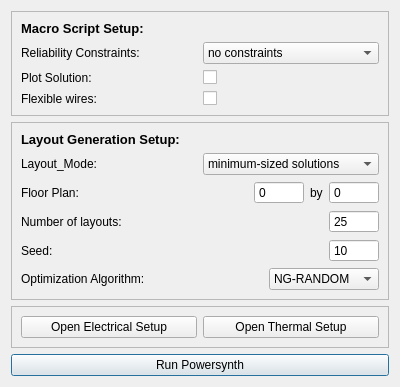
e3da/PowerSynth2-core, file NEW_UI/ui/optimizationSetup.ui: the form before one commit.
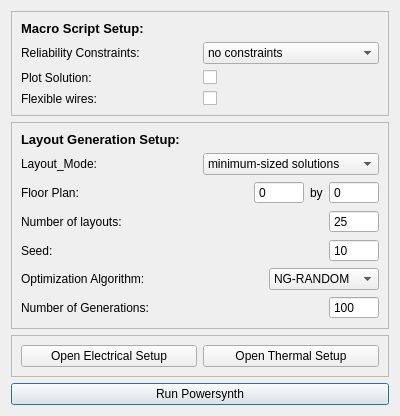
The form after the commit.

```diff
--- a/NEW_UI/ui/optimizationSetup.ui
+++ b/NEW_UI/ui/optimizationSetup.ui
@@ -7,7 +7,7 @@
     <x>0</x>
     <y>0</y>
     <width>400</width>
-    <height>380</height>
+    <height>410</height>
    </rect>
   </property>
   <property name="sizePolicy">
@@ -341,6 +341,54 @@
         </item>
        </layout>
       </item>
+      <item>
+       <layout class="QHBoxLayout" name="horizontalLayout_13">
+        <item>
+         <widget class="QLabel" name="label_19">
+          <property name="text">
+           <string>Number of Generations:</string>
+          </property>
+         </widget>
+        </item>
+        <item>
+         <widget class="QSpinBox" name="num_generations">
+          <property name="sizePolicy">
+           <sizepolicy hsizetype="Maximum" vsizetype="Fixed">
+            <horstretch>0</horstretch>
+            <verstretch>0</verstretch>
+           </sizepolicy>
+          </property>
+          <property name="minimumSize">
+           <size>
+            <width>15</width>
+            <height>0</height>
+           </size>
+          </property>
+          <property name="maximumSize">
+           <size>
+            <width>50</width>
+            <height>16777215</height>
+           </size>
+          </property>
+          <property name="buttonSymbols">
+           <enum>QAbstractSpinBox::NoButtons</enum>
+          </property>
+          <property name="specialValueText">
+           <string>10</string>
+          </property>
+          <property name="maximum">
+           <number>999</number>
+          </property>
+          <property name="value">
+           <number>100</number>
+          </property>
+          <property name="displayIntegerBase">
+           <number>10</number>
+          </property>
+         </widget>
+        </item>
+       </layout>
+      </item>
      </layout>
     </widget>
    </item>
```
